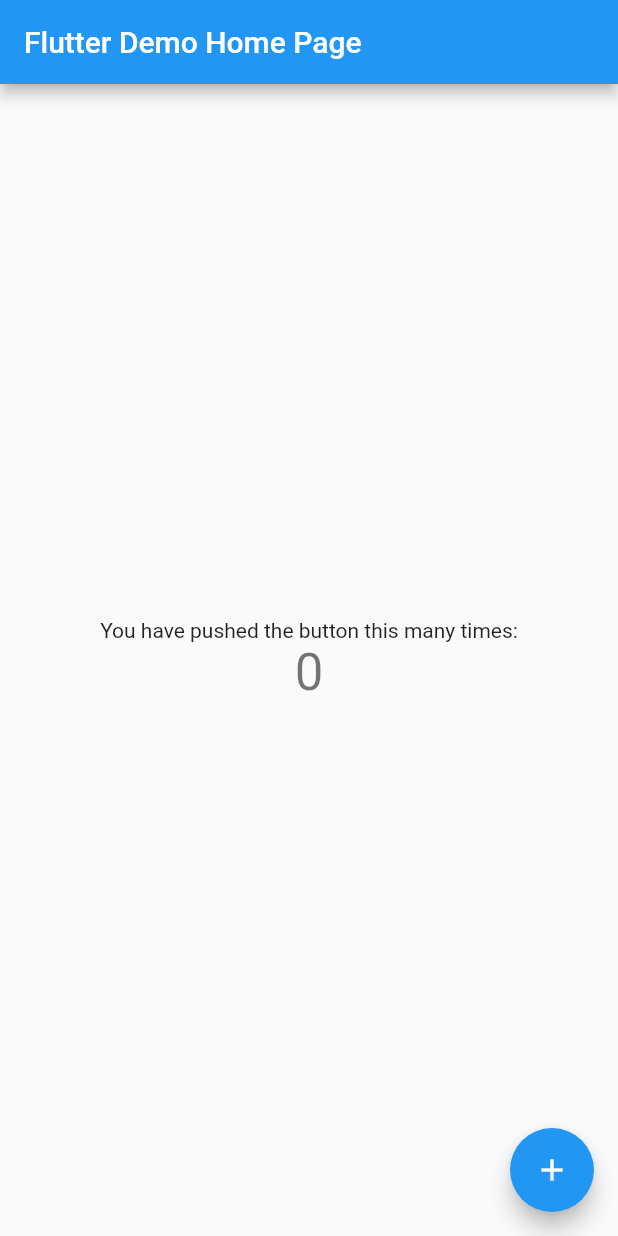
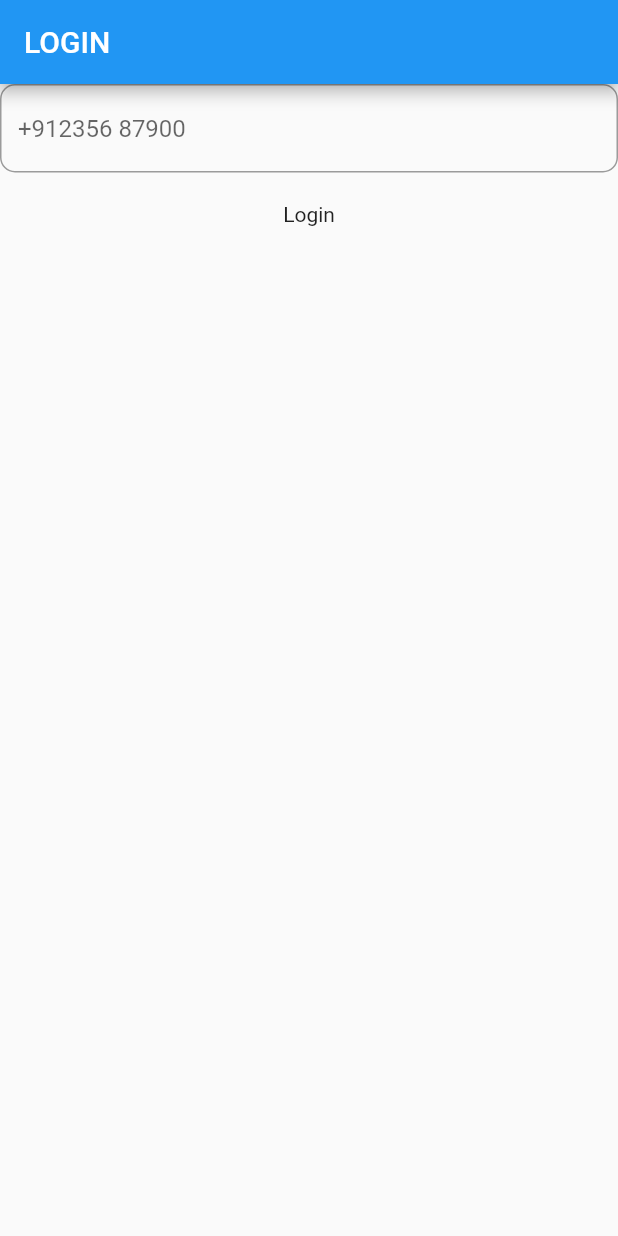
Before and after one commit to AbhishekpYoungsoft/task2, a Flutter app: the screen it shows after launch, on a phone screen of 412 x 824 dp. Run offline on Flutter 3.47's test engine with Material 2 defaults, Android fonts, the phone set to English and light mode, and no system bars; our stand-ins replace firebase_auth, firebase_core; accounts and stored records are empty.

Commit message:
commit chnages

```diff
--- /dev/null
+++ b/uploaderapp/lib/Config/app_colors.dart
@@ -0,0 +1,5 @@
+import 'package:flutter/material.dart';
+
+class AppColor {
+  static Color buttonColor = Colors.deepOrange;
+}
--- /dev/null
+++ b/uploaderapp/lib/buttons/round_button.dart
@@ -0,0 +1,24 @@
+import 'package:flutter/material.dart';
+import 'package:uploaderapp/Config/app_colors.dart';
+
+class RoundButton extends StatelessWidget {
+  //required inputs
+  final String title;
+  final VoidCallback onTap;
+
+  //construstor
+  RoundButton({
+    required this.title,
+    required this.onTap,
+  });
+
+  @override
+  Widget build(BuildContext context) {
+    return InkWell(
+      onTap: onTap,
+      child: Container(
+        child: Text(title.toString()),
+      ),
+    );
+  }
+}
--- /dev/null
+++ b/uploaderapp/lib/home_screen.dart
@@ -0,0 +1,11 @@
+import 'package:flutter/material.dart';
+import 'package:uploaderapp/login/Login_with%20_phone.dart';
+
+class MyHomePage extends StatelessWidget {
+  @override
+  Widget build(BuildContext context) {
+    return MaterialApp(
+      home: LoginWithPhone(),
+    );
+  }
+}
--- /dev/null
+++ b/uploaderapp/lib/login/Login_with _phone.dart
@@ -0,0 +1,66 @@
+import 'package:firebase_auth/firebase_auth.dart';
+import 'package:flutter/material.dart';
+import 'package:uploaderapp/buttons/round_button.dart';
+
+class LoginWithPhone extends StatefulWidget {
+  const LoginWithPhone({super.key});
+
+  @override
+  State<LoginWithPhone> createState() => _LoginWithPhoneState();
+}
+
+class _LoginWithPhoneState extends State<LoginWithPhone> {
+  //controllers
+  TextEditingController phoneNumberController = TextEditingController();
+  //firebas objects
+  FirebaseAuth auth = FirebaseAuth.instance;
+
+  //validation function
+  void Login() {}
+  @override
+  Widget build(BuildContext context) {
+    return Scaffold(
+      appBar: AppBar(title: const Text("LOGIN")),
+      body: Column(
+        children: [
+          TextFormField(
+            controller: phoneNumberController,
+            keyboardType: TextInputType.numberWithOptions(),
+            decoration: InputDecoration(
+                hintText: "+912356 87900",
+                border: OutlineInputBorder(
+                    borderRadius: BorderRadius.circular(10.0))),
+          ),
+          const SizedBox(
+            height: 20,
+          ),
+          RoundButton(
+              title: "Login",
+              onTap: () async {
+                print("__________________________________xxxxxxxxxxxxxx");
+                //----------------------------------set2
+                await auth.verifyPhoneNumber(
+                    phoneNumber: phoneNumberController.text,
+                    verificationCompleted: (_) {},
+                    verificationFailed: (e) {
+                      print(e);
+                      // getErrors.dealultError(
+                      //ErrorText.T_PhoneNumber_Error, e.toString());
+                    },
+                    codeSent:
+                        ((String verificationId, int? forceResendingToken) {
+                      print("__________________________________xxxxxxxxxxxxxx");
+                      print(verificationId);
+                      //Get.to(VerifyCodePage(verificationId: verificationId));
+                    }),
+                    codeAutoRetrievalTimeout: (e) {
+                      // getErrors.dealultError(
+                      //     getErrors.myDialogBox(ErrorText.T_TIMEOUT),
+                      //     e.toString());
+                    });
+              })
+        ],
+      ),
+    );
+  }
+}
--- a/uploaderapp/lib/main.dart
+++ b/uploaderapp/lib/main.dart
@@ -1,7 +1,12 @@
+import 'package:firebase_core/firebase_core.dart';
 import 'package:flutter/material.dart';
 
-void main() {
-  runApp(const MyApp());
+import 'home_screen.dart';
+
+Future<void> main() async {
+  WidgetsFlutterBinding.ensureInitialized();
+  await Firebase.initializeApp();
+  runApp(MyApp());
 }
 
 class MyApp extends StatelessWidget {
@@ -13,103 +18,9 @@
     return MaterialApp(
       title: 'Flutter Demo',
       theme: ThemeData(
-        // This is the theme of your application.
-        //
-        // Try running your application with "flutter run". You'll see the
-        // application has a blue toolbar. Then, without quitting the app, try
-        // changing the primarySwatch below to Colors.green and then invoke
-        // "hot reload" (press "r" in the console where you ran "flutter run",
-        // or simply save your changes to "hot reload" in a Flutter IDE).
-        // Notice that the counter didn't reset back to zero; the application
-        // is not restarted.
-        primarySwatch: Colors.blue,
+        primarySwatch: Colors.deepOrange,
       ),
-      home: const MyHomePage(title: 'Flutter Demo Home Page'),
+      home: MyHomePage(),
     );
   }
 }
-
-class MyHomePage extends StatefulWidget {
-  const MyHomePage({super.key, required this.title});
-
-  // This widget is the home page of your application. It is stateful, meaning
-  // that it has a State object (defined below) that contains fields that affect
-  // how it looks.
-
-  // This class is the configuration for the state. It holds the values (in this
-  // case the title) provided by the parent (in this case the App widget) and
-  // used by the build method of the State. Fields in a Widget subclass are
-  // always marked "final".
-
-  final String title;
-
-  @override
-  State<MyHomePage> createState() => _MyHomePageState();
-}
-
-class _MyHomePageState extends State<MyHomePage> {
-  int _counter = 0;
-
-  void _incrementCounter() {
-    setState(() {
-      // This call to setState tells the Flutter framework that something has
-      // changed in this State, which causes it to rerun the build method below
-      // so that the display can reflect the updated values. If we changed
-      // _counter without calling setState(), then the build method would not be
-      // called again, and so nothing would appear to happen.
-      _counter++;
-    });
-  }
-
-  @override
-  Widget build(BuildContext context) {
-    // This method is rerun every time setState is called, for instance as done
-    // by the _incrementCounter method above.
-    //
-    // The Flutter framework has been optimized to make rerunning build methods
-    // fast, so that you can just rebuild anything that needs updating rather
-    // than having to individually change instances of widgets.
-    return Scaffold(
-      appBar: AppBar(
-        // Here we take the value from the MyHomePage object that was created by
-        // the App.build method, and use it to set our appbar title.
-        title: Text(widget.title),
-      ),
-      body: Center(
-        // Center is a layout widget. It takes a single child and positions it
-        // in the middle of the parent.
-        child: Column(
-          // Column is also a layout widget. It takes a list of children and
-          // arranges them vertically. By default, it sizes itself to fit its
-          // children horizontally, and tries to be as tall as its parent.
-          //
-          // Invoke "debug painting" (press "p" in the console, choose the
-          // "Toggle Debug Paint" action from the Flutter Inspector in Android
-          // Studio, or the "Toggle Debug Paint" command in Visual Studio Code)
-          // to see the wireframe for each widget.
-          //
-          // Column has various properties to control how it sizes itself and
-          // how it positions its children. Here we use mainAxisAlignment to
-          // center the children vertically; the main axis here is the vertical
-          // axis because Columns are vertical (the cross axis would be
-          // horizontal).
-          mainAxisAlignment: MainAxisAlignment.center,
-          children: <Widget>[
-            const Text(
-              'You have pushed the button this many times:',
-            ),
-            Text(
-              '$_counter',
-              style: Theme.of(context).textTheme.headline4,
-            ),
-          ],
-        ),
-      ),
-      floatingActionButton: FloatingActionButton(
-        onPressed: _incrementCounter,
-        tooltip: 'Increment',
-        child: const Icon(Icons.add),
-      ), // This trailing comma makes auto-formatting nicer for build methods.
-    );
-  }
-}
--- a/uploaderapp/pubspec.yaml
+++ b/uploaderapp/pubspec.yaml
@@ -36,6 +36,11 @@
   # The following adds the Cupertino Icons font to your application.
   # Use with the CupertinoIcons class for iOS style icons.
   cupertino_icons: ^1.0.2
+  firebase_auth: ^4.4.0
+  firebase_database: ^10.1.0
+  firebase_storage: ^11.1.0
+  firebase_core: ^2.9.0
+  cloud_firestore: ^4.5.0
 
 dev_dependencies:
   flutter_test:
```
Also changed, not shown: uploaderapp/lib/login/verifycode_page.dart (added, +32 -0 lines), uploaderapp/pubspec.lock, 3 other files.
